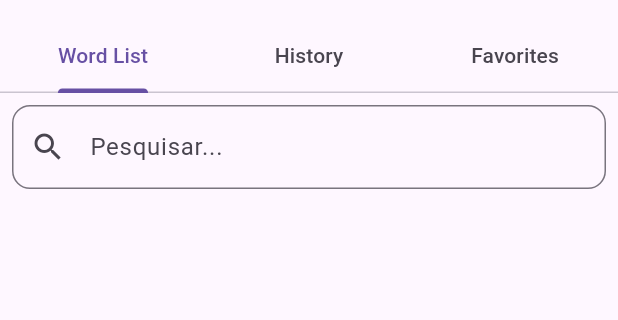
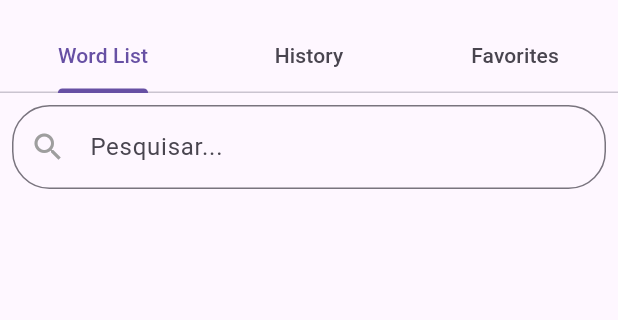
Before and after one commit to grilo-org/20250704_095224_candidato_nicolasvitorino_english-words-app, a Flutter app: the screen it shows after launch, on a phone screen of 412 x 824 dp, the part 63-383 px from its top. Run offline on Flutter 3.47's test engine with Material 3 defaults, Android fonts, the phone set to English and light mode, and no system bars; our stand-ins replace go_router, just_audio, sqflite; accounts and stored records are empty; statements that could not run were skipped.

Commit message:
customizing search bar

```diff
--- a/english_words_app/lib/main.dart
+++ b/english_words_app/lib/main.dart
@@ -1,4 +1,3 @@
-import 'package:english_words_app/presentation/home_screen/ui/home_screen.dart';
 import 'package:english_words_app/router/router.dart';
 import 'package:flutter/material.dart';
 import 'package:provider/provider.dart';
--- a/english_words_app/lib/presentation/home_screen/ui/features/search_bar_widget.dart
+++ b/english_words_app/lib/presentation/home_screen/ui/features/search_bar_widget.dart
@@ -10,10 +10,15 @@ class SearchBarWidget extends StatelessWidget {
     return Padding(
       padding: const EdgeInsets.all(8.0),
       child: TextField(
+        autofocus: false,
+        keyboardType: TextInputType.text,
         decoration: InputDecoration(
           hintText: 'Pesquisar...',
-          prefixIcon: const Icon(Icons.search),
-          border: OutlineInputBorder(borderRadius: BorderRadius.circular(12)),
+          prefixIcon: const Icon(
+            Icons.search,
+            color: Colors.grey,
+          ),
+          border: OutlineInputBorder(borderRadius: BorderRadius.circular(25)),
         ),
         onChanged: onChanged,
       ),
```
Also changed, not shown: english_words_app/lib/presentation/word_detail/ui/word_detail_screen.dart (+5 -5 lines).
